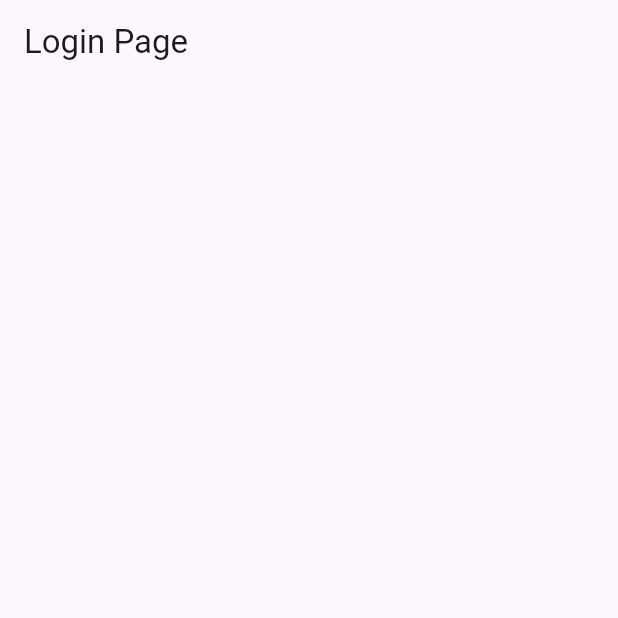
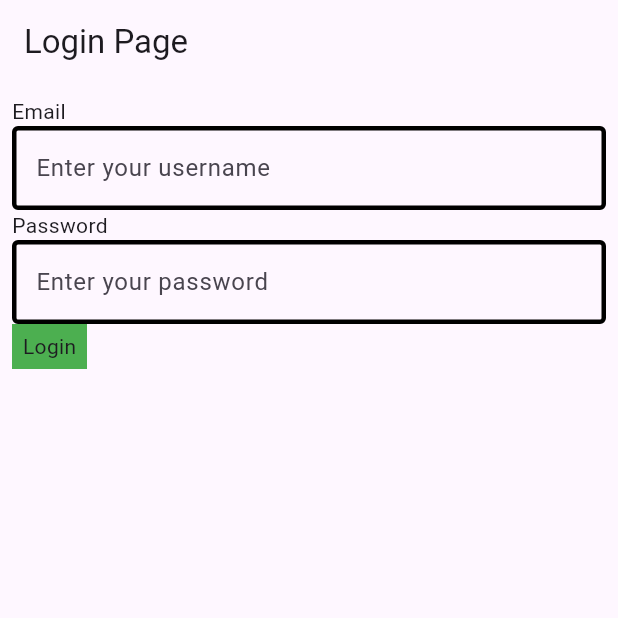
Before and after one commit to KaushalGautam080/cubit_ecom_app, a Flutter app: the screen it shows after launch, on a phone screen of 412 x 824 dp, the top half of it. Run offline on Flutter 3.47's test engine with Material 3 defaults, Android fonts, the phone set to English and light mode, and no system bars; our stand-ins replace equatable, freezed_annotation.

```diff
--- a/lib/features/auth/presentation/pages/login.dart
+++ b/lib/features/auth/presentation/pages/login.dart
@@ -8,15 +8,77 @@ class Login extends StatefulWidget {
 }
 
 class _LoginState extends State<Login> {
+  final TextEditingController _emailController = TextEditingController();
+  final TextEditingController _passwordController = TextEditingController();
+
+  @override
+  void dispose() {
+    _emailController.dispose();
+    _passwordController.dispose();
+    super.dispose();
+  }
+
   @override
   Widget build(BuildContext context) {
     return Scaffold(
       appBar: AppBar(
         title: const Text("Login Page"),
       ),
-      body: Column(children: [
+      body: Padding(
+        padding: const EdgeInsets.all(8.0),
+        child: Column(crossAxisAlignment: CrossAxisAlignment.start, children: [
+          const Text("Email"),
+          TextFormField(
+            controller: _emailController,
+            decoration: const InputDecoration(
+              hintText: "Enter your username",
+              // hintText: "hi",
+              enabledBorder: OutlineInputBorder(
+                borderSide: BorderSide(
+                  width: 3,
+                ),
+              ),
+              focusedBorder: OutlineInputBorder(
+                borderSide: BorderSide(
+                  width: 3,
+                ),
+              ),
+            ),
+          ),
+          const Text("Password"),
+          TextFormField(
+            controller: _passwordController,
+            decoration: const InputDecoration(
+              hintText: "Enter your password",
 
-      ]),
+              enabledBorder: OutlineInputBorder(
+                borderSide: BorderSide(
+                  width: 3,
+                ),
+              ),
+              focusedBorder: OutlineInputBorder(
+                borderSide: BorderSide(
+                  width: 3,
+                ),
+              ),
+            ),
+          ),
+          InkWell(
+            onTap: () {
+              print(_emailController.text);
+              print(_passwordController.text);
+            },
+            child: Container(
+              height: 30,
+              width: 50,
+              color: Colors.green,
+              child: const Center(
+                child: Text("Login"),
+              ),
+            ),
+          )
+        ]),
+      ),
     );
   }
 }
--- a/pubspec.yaml
+++ b/pubspec.yaml
@@ -36,6 +36,11 @@ dependencies:
   # Use with the CupertinoIcons class for iOS style icons.
   cupertino_icons: ^1.0.2
   equatable: ^2.0.5
+  flutter_bloc: ^8.1.3
+  build_runner: ^2.4.7
+  freezed: ^2.4.5
+  json_serializable: ^6.7.1
+  freezed_annotation: ^2.4.1
 
 dev_dependencies:
   flutter_test:
```
Also changed, not shown: lib/features/auth/data/models/userData/user_data_model.dart (added, +94 -0 lines), lib/features/auth/domain/entities/user_data_entity.dart (added, +33 -0 lines), lib/features/auth/data/models/userData/user_data_model.freezed.dart (added), pubspec.lock.
